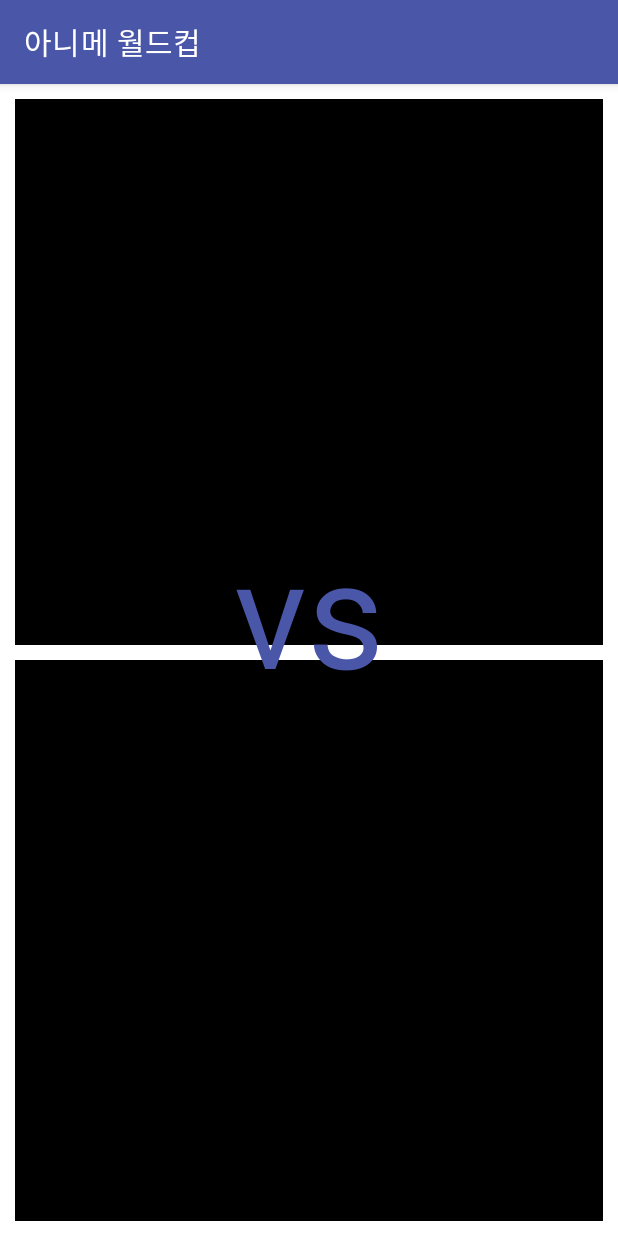
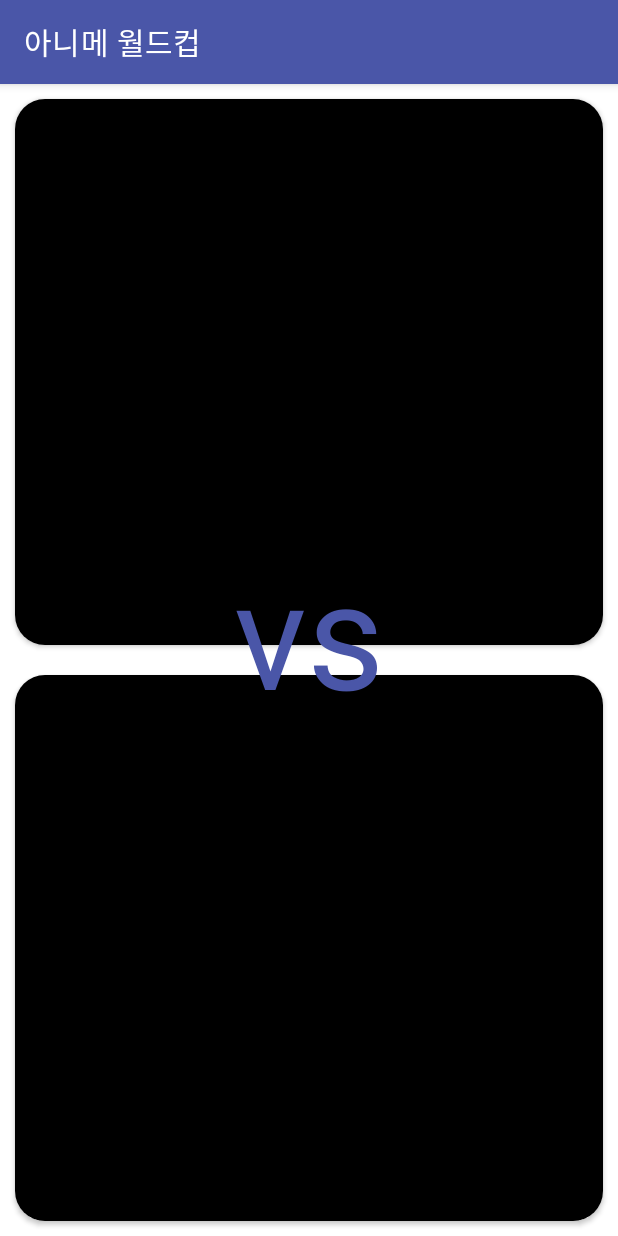
Before and after one commit to bso112/modu_worldcup, an Android app: the GameActivity screen opened directly, with no data from a screen before it, on a phone screen of 412 x 824 dp. Run offline under Robolectric (Android 15) with nearby library versions, the phone set to English and light mode, and no system bars; network calls fail; pictures from the network do not load.

Commit message:
before add login

```diff
--- a/app/src/main/java/com/manta/worldcup/activity/AddTopicActivity.kt
+++ b/app/src/main/java/com/manta/worldcup/activity/AddTopicActivity.kt
@@ -20,7 +20,7 @@ class AddTopicActivity : AppCompatActivity() {
     private val mViewModel: TopicViewModel by lazy {
         ViewModelProvider(this).get(TopicViewModel::class.java);
     }
-    private lateinit var mImageAdapter : PictureAdapter;
+    private lateinit var mImageAdapter: PictureAdapter;
 
     val REQUEST_PICK_FROM_ALBUM = 0;
 
@@ -39,15 +39,18 @@ class AddTopicActivity : AppCompatActivity() {
         rv_picture.layoutManager = GridLayoutManager(this, 3)
 
         btn_submit.setOnClickListener {
-            if(mImageAdapter.isPicturesReadyToSubmit()){
+            if (!mImageAdapter.isPicturesReadyToSubmit()) {
+                Toast.makeText(this, resources.getString(R.string.warn_unnamed_picture), Toast.LENGTH_SHORT).show();
+            }else if(mImageAdapter.getPictureSize() < 2)
+                Toast.makeText(this, resources.getString(R.string.warn_not_enough_picture), Toast.LENGTH_SHORT).show();
+            else{
                 mViewModel.insertTopic(
                     TopicModel(0, et_title.text.toString(), et_content.text.toString(), "관리자", 0),
-                    mImageAdapter.getPictures())
+                    mImageAdapter.getPictures()
+                )
                 finish();
-            }else{
-                Toast.makeText(this, resources.getString(R.string.warn_unnamed_picture), Toast.LENGTH_SHORT).show();
+
             }
-
         }
     }
 
--- a/app/src/main/java/com/manta/worldcup/activity/GameActivity.kt
+++ b/app/src/main/java/com/manta/worldcup/activity/GameActivity.kt
@@ -19,7 +19,6 @@ class GameActivity : AppCompatActivity() {
     private lateinit var mPictureModels: ArrayList<PictureModel>;
     private lateinit var mTopicModel: TopicModel;
 
-    private var mGameReady = false;
     private val mViewModel: TopicViewModel by lazy {
         ViewModelProvider(this).get(TopicViewModel::class.java);
     }
@@ -37,13 +36,10 @@ class GameActivity : AppCompatActivity() {
             mPictureModels = ArrayList(it);
             mPictureModels.shuffle();
             showImage();
-            mGameReady = true;
         })
 
         iv_A.setOnClickListener { choose(true); showImage(); }
-        iv_B.setOnClickListener {
-            choose(false); showImage();
-        }
+        iv_B.setOnClickListener { choose(false); showImage(); }
 
 
     }
@@ -54,22 +50,33 @@ class GameActivity : AppCompatActivity() {
      * 두 사진 중 하나를 고른다. 위쪽 사진을 골랐으면 true를 인자로 넣는다.
      */
     fun choose(isA: Boolean) {
+
+        //예외처리
+        if (mPictureModels.size < 2)
+            return;
+
+        //고르지 않은것을 지운다.
+        if (isA) mPictureModels.removeAt(1); else mPictureModels.removeAt(0);
+
+        //결과를 셔플
+        mPictureModels.shuffle();
+
+        //사진이 하나만 남으면 우승결정됨
         if (mPictureModels.size < 2) {
-            if (mGameReady && mPictureModels.isNotEmpty())
             Intent(this, GameResultActivity::class.java).apply {
                 putExtra(Constants.EXTRA_TOPICMODEL, mTopicModel);
                 putExtra(Constants.EXTRA_PICTUREMODEL, mPictureModels.first());
                 startActivity(this);
                 finish();
-                }
                 return;
             }
-
-        if (isA) mPictureModels.removeAt(0); else mPictureModels.removeAt(1);
+        }
     }
 
     fun showImage() {
         if (mPictureModels.size < 2) return;
+        tv_picture_name_A.text = mPictureModels[0].mPictureName;
+        tv_picture_name_B.text = mPictureModels[1].mPictureName;
         Glide.with(this).load(Constants.BASE_URL + "image/get/${mPictureModels[0].mId}/").into(iv_A);
         Glide.with(this).load(Constants.BASE_URL + "image/get/${mPictureModels[1].mId}/").into(iv_B);
     }
--- a/app/src/main/java/com/manta/worldcup/activity/GameResultActivity.kt
+++ b/app/src/main/java/com/manta/worldcup/activity/GameResultActivity.kt
@@ -42,6 +42,8 @@ class GameResultActivity : AppCompatActivity() {
         val topicModel = intent.getSerializableExtra(Constants.EXTRA_TOPICMODEL) as TopicModel;
         val picturModel = intent.getSerializableExtra(Constants.EXTRA_PICTUREMODEL) as PictureModel;
 
+        tv_winner_name.text = picturModel.mPictureName;
+
         //우승 사진 표시
         Glide.with(this).load(Constants.BASE_URL + "image/get/${picturModel.mId}/").into(iv_winner);
 
@@ -63,6 +65,8 @@ class GameResultActivity : AppCompatActivity() {
             val comment = Comment(0 ,tv_winner_name.text.toString(), et_content.text.toString(),
                 SimpleDateFormat("yyyy.MM.dd HH:mm", locale).format(date), topicModel.mId)
            mCommentViewModel.insertComment(comment);
+            //작성 후 덧글창 비우기
+            et_content.setText("");
         }
 
     }
--- a/app/src/main/java/com/manta/worldcup/adapter/PictureAdapter.kt
+++ b/app/src/main/java/com/manta/worldcup/adapter/PictureAdapter.kt
@@ -114,4 +114,6 @@ class PictureAdapter(private val fragmentManager : FragmentManager) : RecyclerVi
         return true;
     }
 
+    fun getPictureSize() = mDataset.size;
+
 }
--- a/app/src/main/res/layout/activity_game.xml
+++ b/app/src/main/res/layout/activity_game.xml
@@ -11,34 +11,96 @@
         android:layout_width="match_parent"
         android:layout_height="match_parent"
         android:orientation="vertical"
-        android:padding="10dp">
+       >
+
+        <androidx.cardview.widget.CardView
+            android:layout_margin="10dp"
+            android:layout_width="match_parent"
+            android:layout_height="match_parent"
+            android:layout_weight="1"
+            app:cardCornerRadius="20dp">
+
+            <androidx.constraintlayout.widget.ConstraintLayout
+                android:layout_width="match_parent"
+                android:layout_height="match_parent"
+                android:background="@color/black">
 
                 <ImageView
                     android:id="@+id/iv_A"
+                    android:layout_width="match_parent"
+                    android:layout_height="match_parent"
+                    android:layout_gravity="bottom"
                     android:layout_marginBottom="10dp"
+                    android:layout_weight="1" />
+
+                <TextView
+                    android:id="@+id/tv_picture_name_A"
+                    style="@style/TextAppearance.AppCompat.Large"
+                    android:layout_width="wrap_content"
+                    android:layout_height="wrap_content"
+                    android:textSize="30sp"
+                    android:textColor="@color/white"
+                    app:layout_constraintBottom_toBottomOf="parent"
+                    app:layout_constraintEnd_toEndOf="parent"
+                    app:layout_constraintStart_toStartOf="parent"
+                    app:layout_constraintTop_toTopOf="parent"
+                    app:layout_constraintVertical_bias="0.88" />
+
+            </androidx.constraintlayout.widget.ConstraintLayout>
+
+
+        </androidx.cardview.widget.CardView>
+
+        <androidx.cardview.widget.CardView
+            android:layout_margin="10dp"
             android:layout_width="match_parent"
             android:layout_height="match_parent"
             android:layout_weight="1"
-        android:background="@color/black"/>
+            app:cardCornerRadius="20dp">
+
+            <androidx.constraintlayout.widget.ConstraintLayout
+                android:layout_width="match_parent"
+                android:layout_height="match_parent"
+                android:background="@color/black">
 
                 <ImageView
                     android:id="@+id/iv_B"
                     android:layout_width="match_parent"
                     android:layout_height="match_parent"
-        android:layout_weight="1"
-        android:background="@color/black"/>
+                    android:layout_weight="1" />
+
+                <TextView
+                    android:id="@+id/tv_picture_name_B"
+                    android:layout_width="wrap_content"
+                    android:layout_height="wrap_content"
+                    android:textSize="30sp"
+                    style="@style/TextAppearance.AppCompat.Large"
+                    android:textColor="@color/white"
+                    app:layout_constraintBottom_toBottomOf="parent"
+                    app:layout_constraintEnd_toEndOf="parent"
+                    app:layout_constraintHorizontal_bias="0.501"
+                    app:layout_constraintStart_toStartOf="parent"
+                    app:layout_constraintTop_toTopOf="parent"
+                    app:layout_constraintVertical_bias="0.923" />
+
+
+            </androidx.constraintlayout.widget.ConstraintLayout>
+
+
+        </androidx.cardview.widget.CardView>
 
     </LinearLayout>
 
     <TextView
-        android:layout_width="200dp"
-        android:layout_height="200dp"
-        android:textAlignment="center"
+        android:layout_width="wrap_content"
+        android:layout_height="wrap_content"
+        android:gravity="center"
         android:text="vs"
         android:textColor="?attr/colorPrimary"
         android:textSize="100sp"
         app:layout_constraintBottom_toBottomOf="parent"
         app:layout_constraintEnd_toEndOf="parent"
         app:layout_constraintStart_toStartOf="parent"
-        app:layout_constraintTop_toTopOf="parent" />
+        app:layout_constraintTop_toTopOf="parent"
+        app:layout_constraintVertical_bias="0.47000003" />
 </androidx.constraintlayout.widget.ConstraintLayout>
--- a/app/src/main/res/layout/activity_game_result.xml
+++ b/app/src/main/res/layout/activity_game_result.xml
@@ -35,7 +35,6 @@
                 android:layout_alignParentBottom="true"
                 android:layout_centerHorizontal="true"
                 android:layout_marginBottom="15dp"
-                android:text="테스트"
                 android:textColor="@color/white" />
 
         </RelativeLayout>
--- a/app/src/main/res/layout/dialog_picture_desc.xml
+++ b/app/src/main/res/layout/dialog_picture_desc.xml
@@ -25,6 +25,8 @@
         android:textColor="@color/warning"/>
 
     <EditText
+        android:padding="15dp"
+        android:gravity="center_vertical"
         android:id="@+id/et_title"
         android:layout_width="250dp"
         android:layout_height="50dp"
--- a/app/src/main/res/values/strings.xml
+++ b/app/src/main/res/values/strings.xml
@@ -10,6 +10,7 @@
     <string name="hint_description">설명을 입력하세요</string>
     <string name="warn_name">중복된 이름입니다.</string>
     <string name="warn_unnamed_picture">이름이 정해지지 않은 사진이 있습니다.</string>
+    <string name="warn_not_enough_picture">사진을 두개이상 등록하주세요.</string>
     <string name="warn_error">오류가 발생했습니다. 다시 시도해 주세요.</string>
     <string name="win">우승</string>
 </resources>
```
Also changed, not shown: 1 other file. Lines whose indentation alone changed are shown as unchanged.
